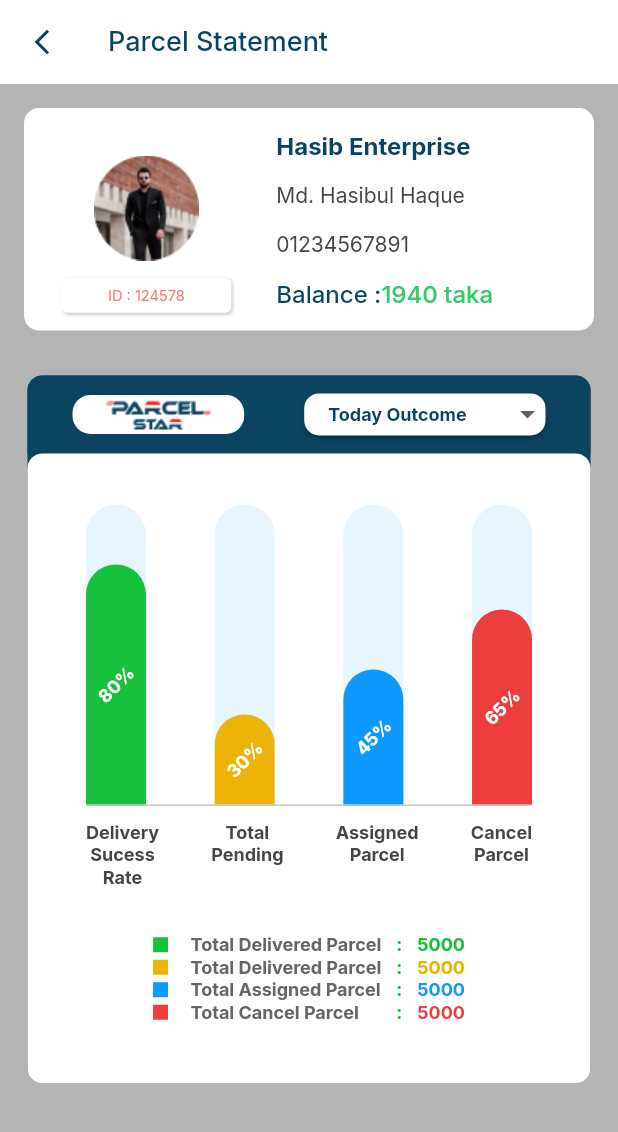
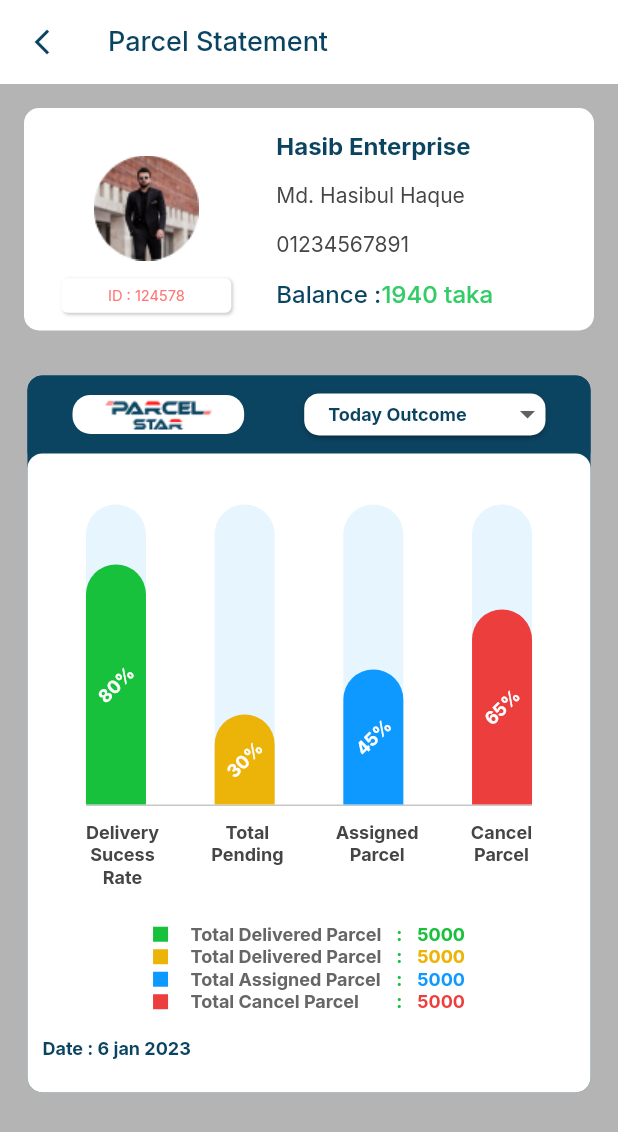
Before and after one commit to nurnabi-flutter-excelitai/Parcel--Star, a Flutter app: the screen it shows after launch, on a phone screen of 412 x 824 dp. Shown: the top 1132 px of the screen. Run offline on Flutter 3.47's test engine with Material 2 defaults, Android fonts, the phone set to English and light mode, and no system bars; drawn by our look-alikes of dropdown_button2; our stand-ins replace fl_chart, flutter_screenutil, google_fonts, syncfusion_flutter_datagrid; missing offline and left inert: dart:js_util, syncfusion_flutter_core.

Commit message:
Date  text is added

```diff
--- a/lib/view/screens/parcel_statement.dart
+++ b/lib/view/screens/parcel_statement.dart
@@ -151,7 +151,7 @@ class _ParcelStatementScreenState extends State<ParcelStatementScreen> {
 
             Container(
               margin: EdgeInsets.only(left: 16, right: 16, top: 14),
-              height: 472,
+              height: 478,
               width: size*(328/360),
               decoration: const BoxDecoration(
                   color: AppColor.appPrimaryColor,
@@ -293,6 +293,8 @@ class _ParcelStatementScreenState extends State<ParcelStatementScreen> {
                           color: Colors.white,
                           borderRadius: BorderRadius.all(Radius.circular(10))),
                       child: Column(
+                        crossAxisAlignment: CrossAxisAlignment.start,
+
                         children: [
                           Padding(
                             padding: const EdgeInsets.only(
@@ -371,7 +373,7 @@ class _ParcelStatementScreenState extends State<ParcelStatementScreen> {
 
 
 
-                          SizedBox(height: 30,),
+                          SizedBox(height: 23,),
 
 
                           Row(
@@ -458,6 +460,11 @@ class _ParcelStatementScreenState extends State<ParcelStatementScreen> {
                                 ),
                               )
                             ],
+                          ),
+
+                          Padding(
+                            padding: const EdgeInsets.only(left: 10.0,top: 16,),
+                            child: Expanded(child: Text('Date : 6 jan 2023 ',style: myStyleInter(12, AppColor.appPrimaryColor,FontWeight.w700),)),
                           )
 
 
```
